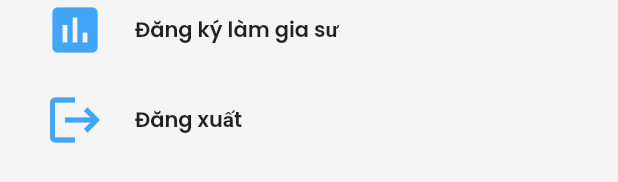
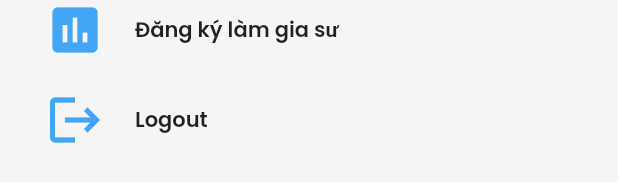
Before and after one commit to TrongPhuoc001/letutor, a Flutter app: the Menu widget shown alone on an empty page, opened directly with empty values, on a phone screen of 412 x 824 dp. Shown: the part 834-1016 px from the top of the screen. Run offline on Flutter 3.47's test engine with Material 2 defaults, Android fonts, the phone set to English and light mode, and no system bars; our stand-ins replace cached_network_image, flutter_rating_bar, flutter_svg, google_fonts, google_sign_in, image_picker and 4 more; missing offline and left inert: flag, flutter_cached_pdfview, flutter_login_facebook, jitsi_meet_wrapper, jwt_decode, multiselect; accounts and stored records are empty; network calls fail.

```diff
--- a/lib/api/base.api.dart
+++ b/lib/api/base.api.dart
@@ -40,4 +40,10 @@ class BaseApi {
     return http.put(Uri.parse(URL + url),
         headers: headers, body: jsonEncode(data));
   }
+
+  static delete(String url, dynamic data) {
+    headers['authorization'] = 'Bearer ${tokenModel.access?.token}';
+    return http.delete(Uri.parse(URL + url),
+        headers: headers, body: jsonEncode(data));
+  }
 }
--- a/lib/constants/level_user.dart
+++ b/lib/constants/level_user.dart
@@ -1,4 +1,5 @@
 Map<String, String> LEVELS_USER = {
+  '': 'Select level',
   'BEGINNER': 'Pre A1 (Beginner)',
   'HIGHER_BEGINNER': 'A1 (Higher-Beginner)',
   'PRE_INTERMEDIATE': 'A2 (Pre-Intermediate)',
--- a/lib/ui/menu/menu.dart
+++ b/lib/ui/menu/menu.dart
@@ -39,13 +39,6 @@ class Menu extends StatelessWidget {
           title: 'Đăng ký làm gia sư',
           icon: Icons.assessment,
           navigate: FindTeacher()),
-      MenuItem(
-          title: 'Đăng xuất',
-          icon: Icons.logout,
-          navigate: Login(),
-          aditionalAction: () {
-            context.read<UserProvider>().logout();
-          }),
     ];
 
     List<Widget> menuItemsWidget = [
@@ -99,14 +92,41 @@ class Menu extends StatelessWidget {
                     ),
                   ),
                   onTap: () {
-                    if (item.aditionalAction != null) {
-                      item.aditionalAction!();
-                    }
                     Navigator.push(context,
                         MaterialPageRoute(builder: (builder) => item.navigate));
                   },
                 ))
-            .toList();
+            .toList() +
+        [
+          InkWell(
+            child: Container(
+              padding: const EdgeInsets.all(10),
+              width: double.infinity,
+              child: Row(
+                children: [
+                  Icon(
+                    Icons.logout,
+                    color: Colors.blue[400],
+                    size: 40,
+                  ),
+                  Padding(
+                    padding: const EdgeInsets.fromLTRB(20, 0, 0, 0),
+                    child: Text("Logout",
+                        style: const TextStyle(fontWeight: FontWeight.w600)),
+                  ),
+                ],
+              ),
+            ),
+            onTap: () {
+              Provider.of<UserProvider>(context, listen: false).logout();
+              Navigator.pushAndRemoveUntil(
+                  context,
+                  MaterialPageRoute<void>(
+                      builder: (BuildContext context) => const Login()),
+                  (route) => false);
+            },
+          )
+        ];
     return MainTheme(
         context: context,
         onMenu: true,
@@ -125,13 +145,8 @@ class Menu extends StatelessWidget {
 }
 
 class MenuItem {
-  MenuItem(
-      {required this.title,
-      required this.icon,
-      required this.navigate,
-      this.aditionalAction});
+  MenuItem({required this.title, required this.icon, required this.navigate});
   final String title;
   final IconData icon;
   final Widget navigate;
-  Function? aditionalAction;
 }
--- a/lib/ui/my_app.dart
+++ b/lib/ui/my_app.dart
@@ -85,7 +85,6 @@ class UserProvider extends ChangeNotifier {
     SharedPreferences prefs = await SharedPreferences.getInstance();
     prefs.remove("user");
     prefs.remove("tokens");
-    notifyListeners();
   }
 
   bool get isLoggedIn => user != null;
--- a/lib/ui/profile/profile.dart
+++ b/lib/ui/profile/profile.dart
@@ -200,7 +200,7 @@ class _ProfileState extends State<Profile> {
                               isImportant: true,
                               child: DropdownButtonFormField(
                                 isExpanded: true,
-                                value: controllers["country"]!.text,
+                                value: controllers["country"]?.text,
                                 items: COUNTRIES.entries.map((entry) {
                                   return DropdownMenuItem<String>(
                                     value: entry.key,
--- a/pubspec.yaml
+++ b/pubspec.yaml
@@ -56,6 +56,7 @@ dependencies:
   jwt_decode: ^0.3.1
   image_picker: ^0.8.6
   dio: ^4.0.6
+  flutter_login_facebook: ^1.7.0
 
 flutter_icons:
   image_path: "assets/images/logo.png"
```
Also changed, not shown: lib/api/auth/auth.api.dart (+15 -0 lines), lib/api/schedule/schedule.api.dart (+18 -0 lines), lib/api/tutor/tutor.api.dart (+13 -0 lines), lib/constants/countries.dart (+5 -4 lines), lib/ui/login/widgets/social_provider.dart (+99 -27 lines), lib/ui/schedule/widgets/schedule_item.dart (+27 -5 lines), lib/ui/teacher/teacher_detail.dart (+20 -3 lines), pubspec.lock, 2 other files.
